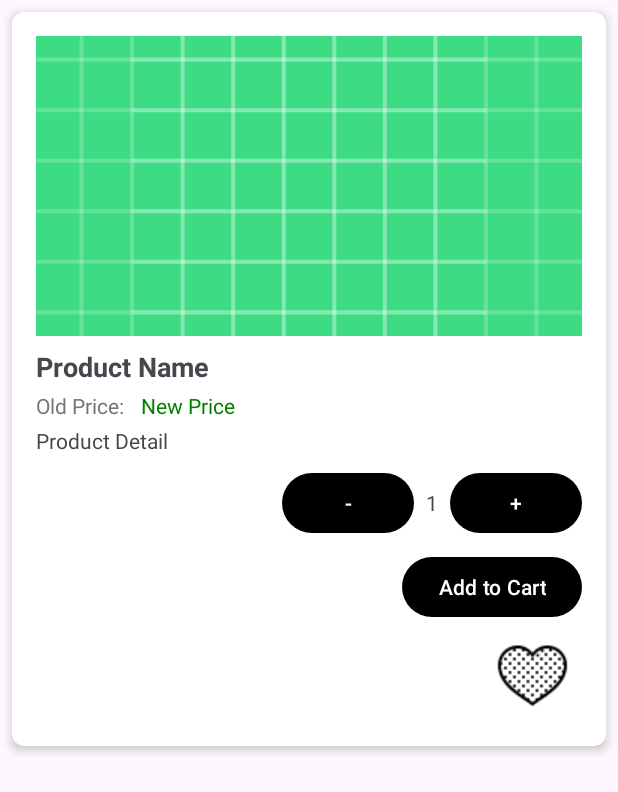
After one commit to buihieufre/eCommerce_Laptop, an Android app: the layout item_favorite.xml on its own in the app's theme, with its tools: preview values and no code run, on a phone screen of 412 x 824 dp. The commit adds this screen. Shown: the top 792 px of the screen. Run offline under Robolectric (Android 15) with nearby library versions, the phone set to English and light mode, and no system bars.

Commit message:
cập nhật tính năng Favorite List

```diff
--- /dev/null
+++ b/app/src/main/res/layout/item_favorite.xml
@@ -0,0 +1,124 @@
+<?xml version="1.0" encoding="utf-8"?>
+<androidx.cardview.widget.CardView xmlns:android="http://schemas.android.com/apk/res/android"
+    xmlns:card_view="http://schemas.android.com/apk/res-auto"
+    android:layout_width="match_parent"
+    android:layout_height="wrap_content"
+    android:layout_margin="8dp"
+    card_view:cardCornerRadius="8dp"
+    card_view:cardElevation="4dp">
+
+    <LinearLayout
+        android:layout_width="match_parent"
+        android:layout_height="wrap_content"
+        android:orientation="vertical"
+        android:padding="16dp">
+
+        <ImageView
+            android:id="@+id/imageViewProduct"
+            android:layout_width="match_parent"
+            android:layout_height="200dp"
+            android:scaleType="centerCrop"
+            android:src="@drawable/ic_launcher_background" />
+
+        <TextView
+            android:id="@+id/textViewProductName"
+            android:layout_width="wrap_content"
+            android:layout_height="wrap_content"
+            android:text="Product Name"
+            android:textSize="18sp"
+            android:textStyle="bold"
+            android:layout_marginTop="8dp"/>
+
+        <LinearLayout
+            android:layout_width="wrap_content"
+            android:layout_height="wrap_content"
+            android:orientation="horizontal"
+            android:layout_marginTop="4dp">
+
+            <TextView
+                android:id="@+id/textViewOldPrice"
+                android:layout_width="wrap_content"
+                android:layout_height="wrap_content"
+                android:text="Old Price: "
+                android:textSize="14sp"
+                android:textColor="#757575"
+                android:layout_marginEnd="8dp"/>
+
+            <TextView
+                android:id="@+id/textViewOldPriceValue"
+                android:layout_width="wrap_content"
+                android:layout_height="wrap_content"
+                android:text="Old Price"
+                android:textSize="14sp"
+                android:textColor="#757575"
+                android:layout_marginEnd="8dp"
+                android:layout_marginStart="4dp"
+                android:visibility="gone"
+                android:alpha="0.5"
+                />
+
+            <TextView
+                android:id="@+id/textViewNewPrice"
+                android:layout_width="wrap_content"
+                android:layout_height="wrap_content"
+                android:text="New Price"
+                android:textSize="14sp"
+                android:textColor="#008000"/>
+        </LinearLayout>
+
+        <TextView
+            android:id="@+id/textViewDetail"
+            android:layout_width="wrap_content"
+            android:layout_height="wrap_content"
+            android:text="Product Detail"
+            android:textSize="14sp"
+            android:layout_marginTop="4dp"/>
+
+        <LinearLayout
+            android:layout_width="wrap_content"
+            android:layout_height="wrap_content"
+            android:orientation="horizontal"
+            android:layout_marginTop="8dp"
+            android:layout_gravity="end">
+
+            <Button
+                android:id="@+id/buttonDecreaseQuantity"
+                android:layout_width="wrap_content"
+                android:layout_height="wrap_content"
+                android:text="-"/>
+
+            <TextView
+                android:id="@+id/textViewQuantity"
+                android:layout_width="wrap_content"
+                android:layout_height="wrap_content"
+                android:padding="8dp"
+                android:text="1"
+                android:textSize="14sp"/>
+
+            <Button
+                android:id="@+id/buttonIncreaseQuantity"
+                android:layout_width="wrap_content"
+                android:layout_height="wrap_content"
+                android:text="+"/>
+        </LinearLayout>
+
+        <Button
+            android:id="@+id/buttonAddToCart"
+            android:layout_width="wrap_content"
+            android:layout_height="wrap_content"
+            android:text="Add to Cart"
+            android:layout_gravity="end"
+            android:layout_marginTop="8dp"/>
+
+        <ImageView
+            android:id="@+id/imageViewFavorite"
+            android:layout_width="wrap_content"
+            android:layout_height="wrap_content"
+            android:layout_gravity="end"
+            android:src="@drawable/ic_favorite_border"
+            android:contentDescription="@string/ic_favorite"
+            android:padding="8dp"/>
+
+    </LinearLayout>
+
+</androidx.cardview.widget.CardView>
--- a/app/src/main/res/values/strings.xml
+++ b/app/src/main/res/values/strings.xml
@@ -5,5 +5,6 @@
     <string name="search_page">Search Page</string>
     <string name="love_page">Love Page</string>
     <string name="account_page">Account Page </string>
+    <string name="ic_favorite">ic_favorite</string>
 
 </resources>
```
Also changed, not shown: app/src/main/java/com/example/appbanlaptop/FavoriteList/FavoriteAdapter.java (added, +126 -0 lines), app/src/main/java/com/example/appbanlaptop/FavoriteList/FavoriteItem.java (added, +67 -0 lines), app/src/main/res/drawable-mdpi/menu_drawer.png (deleted), app/src/main/res/drawable/ic_favorite.png (added), app/src/main/res/drawable/ic_favorite_border.png (added), app/src/main/res/drawable/ic_love.png (deleted), app/src/main/res/drawable/ic_love_actived.png (deleted), app/src/main/res/drawable/ic_user.png (deleted), app/src/main/res/drawable/ic_user_actived.png (deleted).
